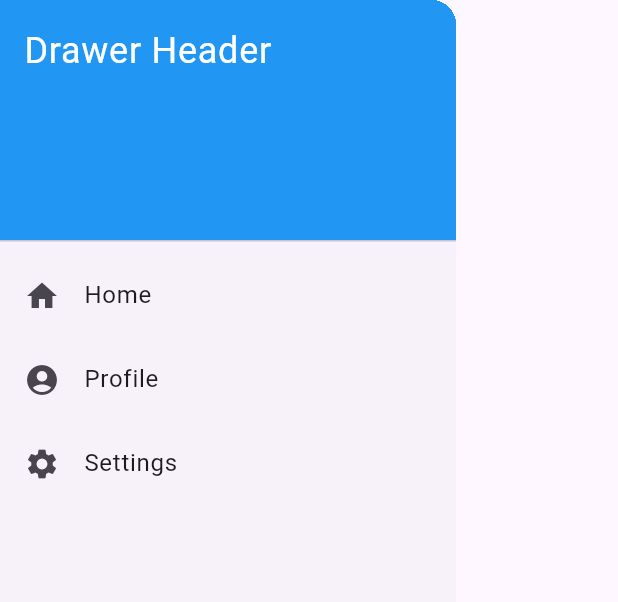
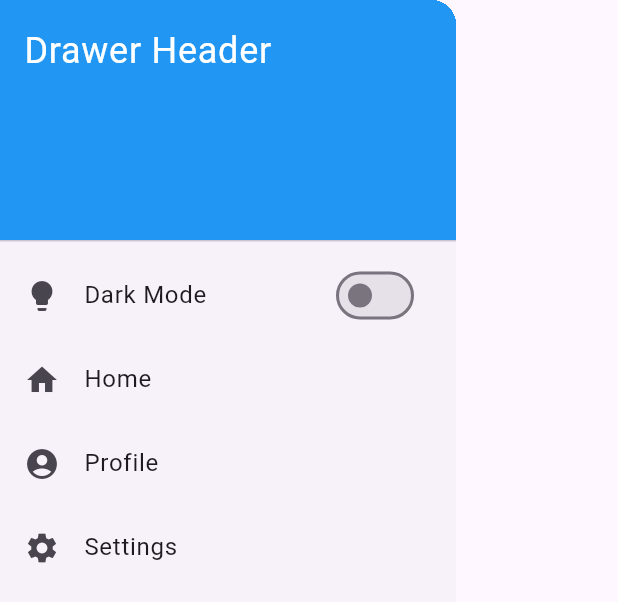
Before and after one commit to aboodfrehat15/moghtareb, a Flutter app: the MyDrawer widget shown alone on an empty page, opened directly, on a phone screen of 412 x 824 dp. Shown: the top 602 px of the screen. Run offline on Flutter 3.47's test engine with Material 3 defaults, Android fonts, the phone set to English and light mode, and no system bars; our stand-ins replace firebase_auth, firebase_core, google_fonts; accounts and stored records are empty; network calls fail.

Commit message:
dark theme

```diff
--- a/lib/screens/home_screen.dart
+++ b/lib/screens/home_screen.dart
@@ -2,6 +2,7 @@
 
 import 'package:firebase_auth/firebase_auth.dart';
 import 'package:flutter/material.dart';
+import 'package:provider/provider.dart';
 
 class MyHomePage extends StatefulWidget {
   @override
@@ -111,6 +112,7 @@ class ServiceScreen extends StatelessWidget {
 class MyDrawer extends StatelessWidget {
   @override
   Widget build(BuildContext context) {
+    ThemeProvider themeProvider = Provider.of<ThemeProvider>(context);
     return Drawer(
       child: ListView(
         padding: EdgeInsets.zero,
@@ -125,6 +127,16 @@ class MyDrawer extends StatelessWidget {
                 color: Colors.white,
                 fontSize: 24,
               ),
+            ),
+          ),
+          ListTile(
+            leading: Icon(Icons.lightbulb),
+            title: Text('Dark Mode'),
+            trailing: Switch(
+              value: themeProvider.themeMode == ThemeModeType.Dark,
+              onChanged: (value) {
+                themeProvider.toggleTheme();
+              },
             ),
           ),
           ListTile(
@@ -156,3 +168,18 @@ class MyDrawer extends StatelessWidget {
     );
   }
 }
+
+enum ThemeModeType { Light, Dark }
+
+class ThemeProvider extends ChangeNotifier {
+  ThemeModeType _themeMode = ThemeModeType.Light;
+
+  ThemeModeType get themeMode => _themeMode;
+
+  void toggleTheme() {
+    _themeMode = _themeMode == ThemeModeType.Light
+        ? ThemeModeType.Dark
+        : ThemeModeType.Light;
+    notifyListeners();
+  }
+}
--- a/pubspec.yaml
+++ b/pubspec.yaml
@@ -39,6 +39,7 @@ dependencies:
   cloud_firestore: ^4.15.2
   firebase_auth: ^4.17.2
   google_fonts: ^6.1.0
+  provider: ^6.1.1
 
 dev_dependencies:
   flutter_test:
```
Also changed, not shown: lib/main.dart (+14 -4 lines), pubspec.lock.
